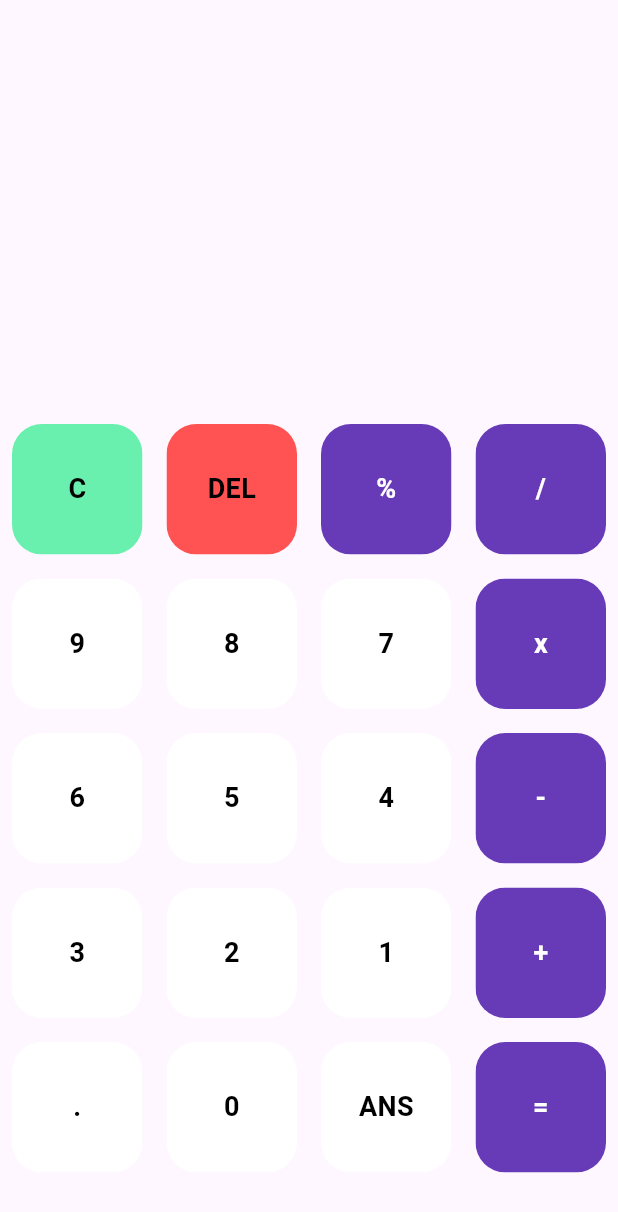
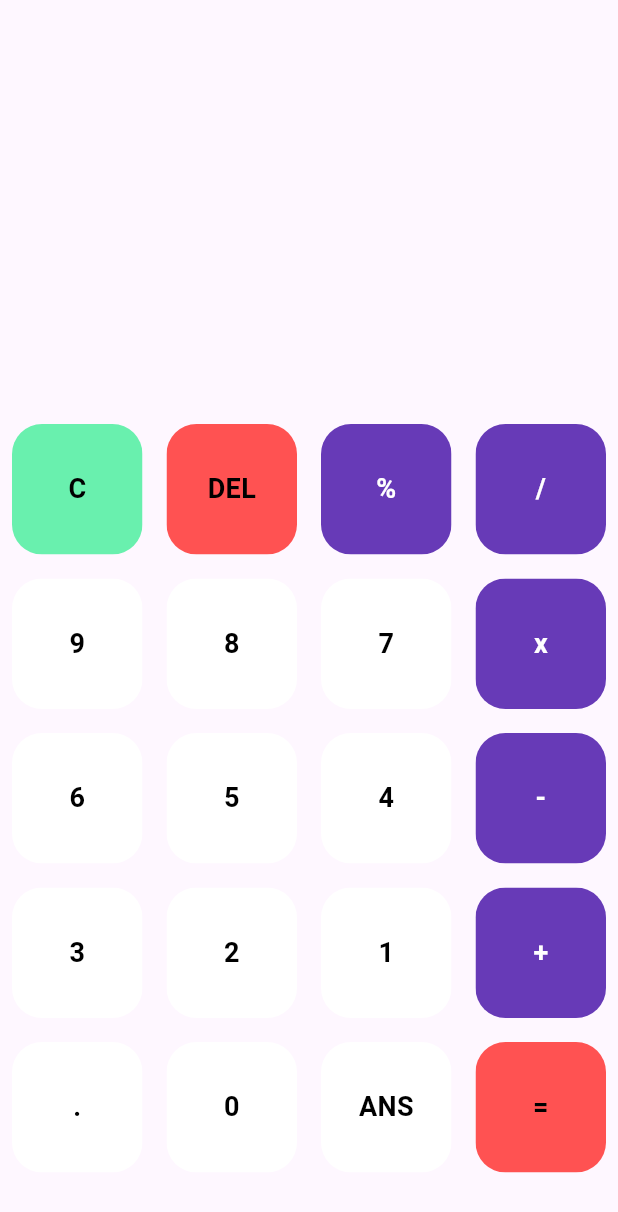
Before and after one commit to abhay0170/simple-calculator-flutter, a Flutter app: the screen it shows after launch, on a phone screen of 412 x 824 dp. Shown: the top 1212 px of the screen. Run offline on Flutter 3.47's test engine with Material 3 defaults, Android fonts, the phone set to English and light mode, and no system bars; our stand-ins replace flutter_hooks, math_expressions.

Commit message:
make the calculater working

```diff
--- a/lib/homepage.dart
+++ b/lib/homepage.dart
@@ -1,12 +1,10 @@
 import 'package:flutter/material.dart';
 import 'package:flutter_hooks/flutter_hooks.dart';
+import 'package:math_expressions/math_expressions.dart';
 import 'package:simple_calculator/widgets/buttons.dart';
 
-class Homepage extends HookWidget {
-  Homepage({super.key});
-
-  var userQuiestion = "";
-  var userAnswer = "";
+class HomePage extends HookWidget {
+  HomePage({super.key});
 
   final List<String> buttons = [
     "C",
@@ -33,6 +31,9 @@ class Homepage extends HookWidget {
 
   @override
   Widget build(BuildContext context) {
+    final userQuestion = useState("");
+    final userAnswer = useState("");
+
     return Scaffold(
       backgroundColor: Theme.of(context).scaffoldBackgroundColor,
       body: Column(
@@ -45,11 +46,11 @@ class Homepage extends HookWidget {
                 children: [
                   Container(
                     alignment: Alignment.topLeft,
-                    child: Text(userQuiestion),
+                    child: Text(userQuestion.value),
                   ),
                   Container(
                     alignment: Alignment.bottomRight,
-                    child: Text(userAnswer),
+                    child: Text(userAnswer.value),
                   ),
                 ],
               ),
@@ -64,20 +65,55 @@ class Homepage extends HookWidget {
                   crossAxisCount: 4,
                 ),
                 itemBuilder: (context, index) {
+                  // clear button
                   if (buttons[index] == "C") {
                     return MyButtons(
+                      buttonTap: () {
+                        userAnswer.value = "";
+                        userQuestion.value = "";
+                      },
                       buttonText: buttons[index],
                       color: Colors.greenAccent,
                       textColor: Colors.black,
                     );
-                  } else if (buttons[index] == "DEL") {
+                  }
+                  // delete button
+                  else if (buttons[index] == "DEL") {
                     return MyButtons(
+                      buttonTap: () {
+                        userQuestion.value = userQuestion.value.substring(
+                          0,
+                          userQuestion.value.length - 1,
+                        );
+                      },
                       buttonText: buttons[index],
                       color: Colors.redAccent,
                       textColor: Colors.black,
                     );
-                  } else {
+                  }
+                  // equal button
+                  else if (buttons[index] == "=") {
                     return MyButtons(
+                      buttonTap: () {
+                        ExpressionParser p = GrammarParser();
+                        Expression exp = p.parse(userQuestion.value);
+                        ContextModel cm = ContextModel();
+
+                        // Evaluate expression:
+                        double eval = exp.evaluate(EvaluationType.REAL, cm);
+                        userAnswer.value = eval.toString();
+                      },
+                      buttonText: buttons[index],
+                      color: Colors.redAccent,
+                      textColor: Colors.black,
+                    );
+                  }
+                  // other buttons
+                  else {
+                    return MyButtons(
+                      buttonTap: () {
+                        userQuestion.value += buttons[index];
+                      },
                       buttonText: buttons[index],
                       color:
                           isOperator(buttons[index])
--- a/lib/main.dart
+++ b/lib/main.dart
@@ -17,7 +17,7 @@ class MyApp extends StatelessWidget {
 
       // theme: AppTheme.lightTheme,
       // darkTheme: AppTheme.darkTheme,
-      home: Homepage(),
+      home: HomePage(),
     );
   }
 }
--- a/lib/widgets/buttons.dart
+++ b/lib/widgets/buttons.dart
@@ -4,16 +4,21 @@ class MyButtons extends StatelessWidget {
   final color;
   final textColor;
   final String buttonText;
+  final buttonTap;
+
   const MyButtons({
     super.key,
     this.color,
     this.textColor,
     required this.buttonText,
+    required this.buttonTap,
   });
 
   @override
   Widget build(BuildContext context) {
-    return Padding(
+    return GestureDetector(
+      onTap: buttonTap,
+      child: Padding(
         padding: const EdgeInsets.all(8.0),
         child: ClipRRect(
           borderRadius: BorderRadius.circular(20),
@@ -31,6 +36,7 @@ class MyButtons extends StatelessWidget {
             ),
           ),
         ),
+      ),
     );
   }
 }
--- a/pubspec.yaml
+++ b/pubspec.yaml
@@ -35,6 +35,7 @@ dependencies:
   # Use with the CupertinoIcons class for iOS style icons.
   cupertino_icons: ^1.0.8
   flutter_hooks: ^0.21.2
+  math_expressions: ^2.7.0
 
 dev_dependencies:
   flutter_test:
```
Also changed, not shown: pubspec.lock. Lines whose indentation alone changed are shown as unchanged.
